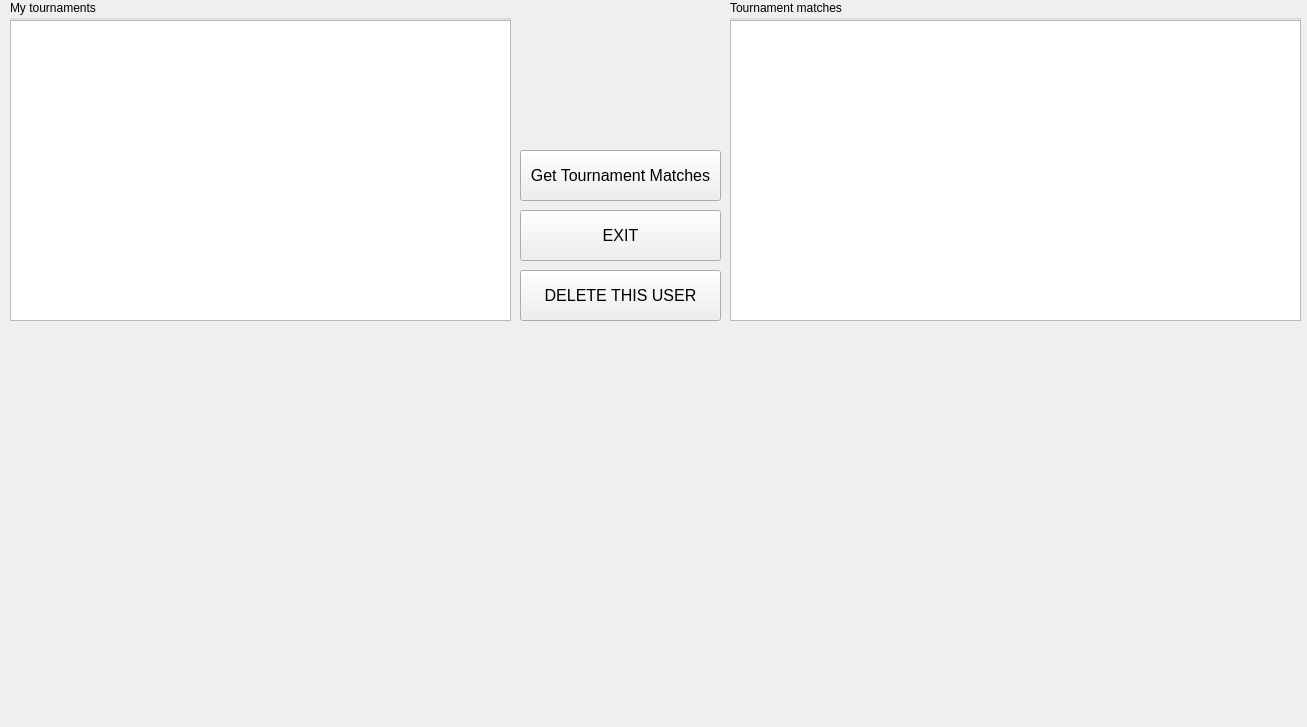
Inlucker/DataBaseCybersport, file DataBaseCybersport/TournamentWindow.ui: the form before one commit.
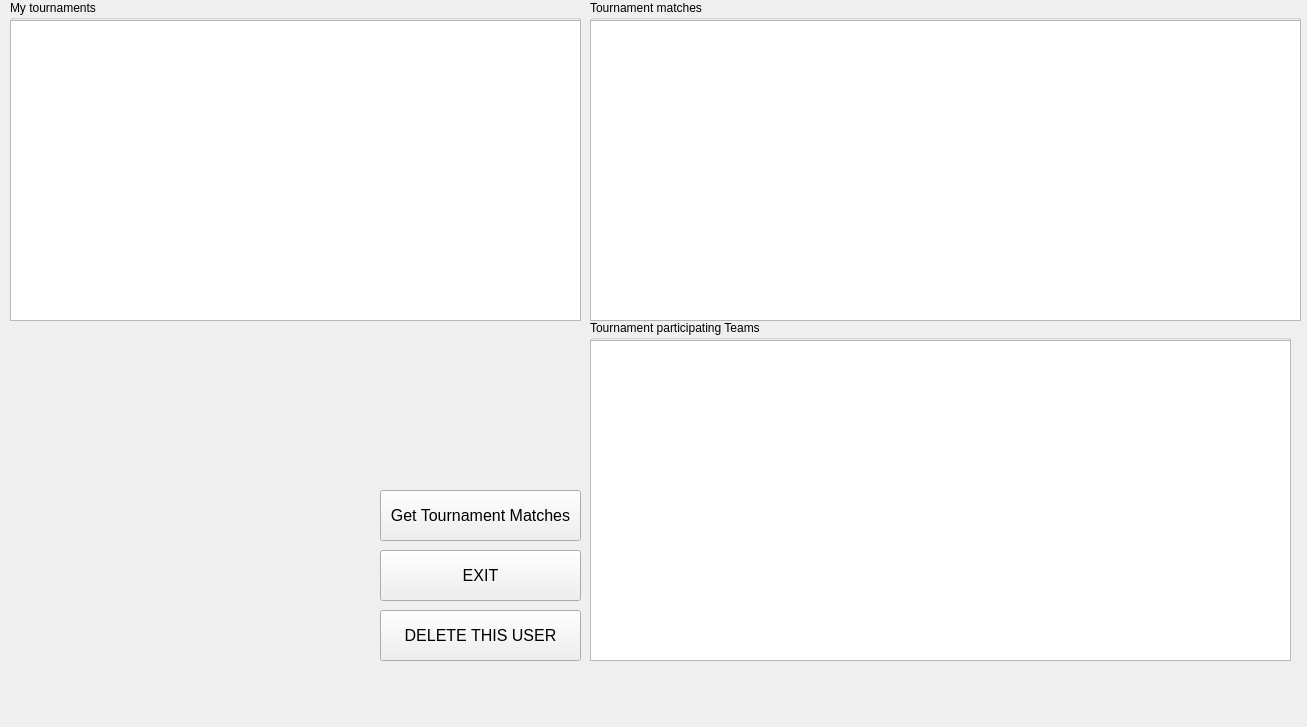
The form after the commit.

Commit message: added participating teams

```diff
--- a/DataBaseCybersport/TournamentWindow.ui
+++ b/DataBaseCybersport/TournamentWindow.ui
@@ -16,8 +16,8 @@
   <widget class="QPushButton" name="delete_this_user_btn">
    <property name="geometry">
     <rect>
-     <x>520</x>
-     <y>270</y>
+     <x>380</x>
+     <y>610</y>
      <width>201</width>
      <height>51</height>
     </rect>
@@ -34,8 +34,8 @@
   <widget class="QPushButton" name="exit_btn">
    <property name="geometry">
     <rect>
-     <x>520</x>
-     <y>210</y>
+     <x>380</x>
+     <y>550</y>
      <width>201</width>
      <height>51</height>
     </rect>
@@ -54,7 +54,7 @@
     <rect>
      <x>10</x>
      <y>0</y>
-     <width>501</width>
+     <width>571</width>
      <height>321</height>
     </rect>
    </property>
@@ -66,7 +66,7 @@
      <rect>
       <x>0</x>
       <y>20</y>
-      <width>501</width>
+      <width>571</width>
       <height>301</height>
      </rect>
     </property>
@@ -75,9 +75,9 @@
   <widget class="QGroupBox" name="groupBox_2">
    <property name="geometry">
     <rect>
-     <x>730</x>
+     <x>590</x>
      <y>0</y>
-     <width>571</width>
+     <width>711</width>
      <height>321</height>
     </rect>
    </property>
@@ -89,7 +89,7 @@
      <rect>
       <x>0</x>
       <y>20</y>
-      <width>571</width>
+      <width>711</width>
       <height>301</height>
      </rect>
     </property>
@@ -98,8 +98,8 @@
   <widget class="QPushButton" name="get_mathces_btn">
    <property name="geometry">
     <rect>
-     <x>520</x>
-     <y>150</y>
+     <x>380</x>
+     <y>490</y>
      <width>201</width>
      <height>51</height>
     </rect>
@@ -113,6 +113,29 @@
     <string>Get Tournament Matches</string>
    </property>
   </widget>
+  <widget class="QGroupBox" name="groupBox_3">
+   <property name="geometry">
+    <rect>
+     <x>590</x>
+     <y>320</y>
+     <width>701</width>
+     <height>341</height>
+    </rect>
+   </property>
+   <property name="title">
+    <string>Tournament participating Teams</string>
+   </property>
+   <widget class="QTableView" name="teams_tableView">
+    <property name="geometry">
+     <rect>
+      <x>0</x>
+      <y>20</y>
+      <width>701</width>
+      <height>321</height>
+     </rect>
+    </property>
+   </widget>
+  </widget>
  </widget>
  <resources/>
  <connections/>
```
The commit also changes 5 other files.
